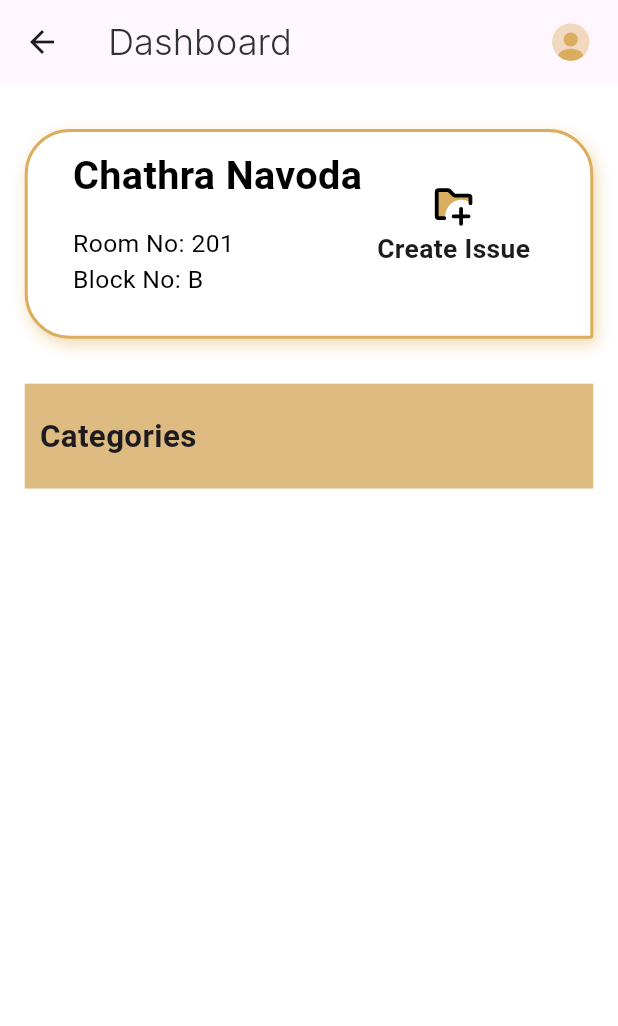
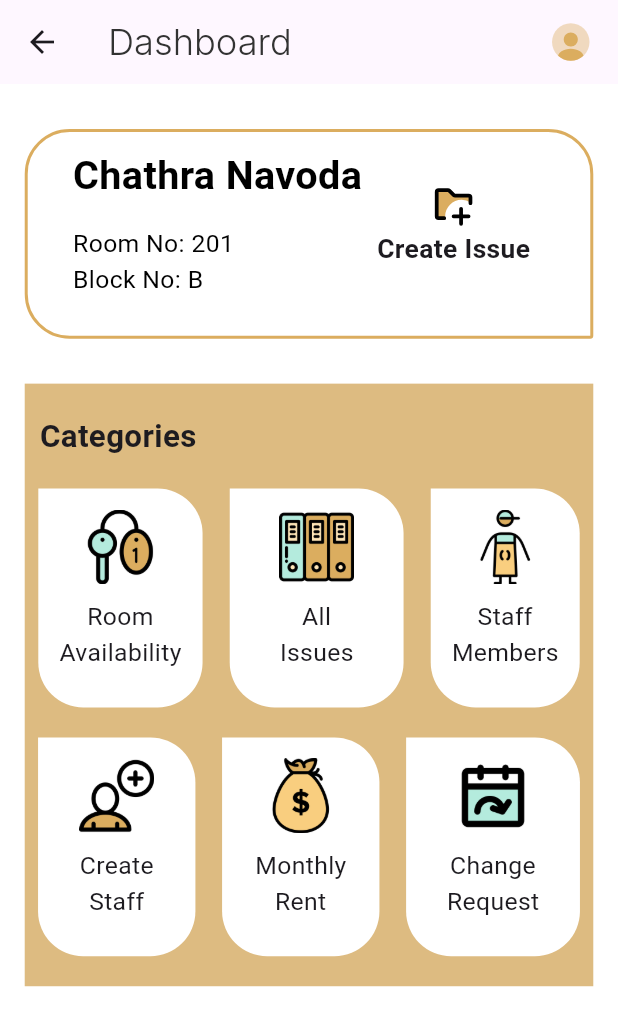
Before and after one commit to ChathraNavoda/LivingEase, a Flutter app: the HomeScreen screen opened directly, on a phone screen of 412 x 824 dp. Shown: the top 1026 px of the screen. Run offline on Flutter 3.47's test engine with Material 3 defaults, Android fonts, the phone set to English and light mode, and no system bars; our stand-ins replace flutter_screenutil, flutter_svg, google_fonts.

Commit message:
Create category card

```diff
--- a/lib/features/home/screens/home_screen.dart
+++ b/lib/features/home/screens/home_screen.dart
@@ -3,6 +3,7 @@ import 'package:flutter_screenutil/flutter_screenutil.dart';
 import 'package:flutter_svg/flutter_svg.dart';
 import 'package:livingease/common/constant.dart';
 import 'package:livingease/common/spacing.dart';
+import 'package:livingease/features/home/widgets/category_card.dart';
 import 'package:livingease/theme/colors.dart';
 import 'package:livingease/theme/text_theme.dart';
 
@@ -60,14 +61,6 @@ class _HomeScreenState extends State<HomeScreen> {
                     bottomRight: Radius.circular(2),
                   ),
                 ),
-                shadows: [
-                  BoxShadow(
-                    color: Color.fromARGB(255, 242, 219, 179),
-                    blurRadius: 8,
-                    offset: Offset(2, 4),
-                    spreadRadius: 0,
-                  ),
-                ],
               ),
               child: Padding(
                 padding: const EdgeInsets.all(10),
@@ -109,7 +102,7 @@ class _HomeScreenState extends State<HomeScreen> {
                         children: [
                           SvgPicture.asset(
                             AppConstants.createIssue,
-                            width: 30.0,
+                            width: 50.0,
                             height: 30.0,
                           ),
                           Text(
@@ -145,9 +138,63 @@ class _HomeScreenState extends State<HomeScreen> {
                     ),
                   ),
                   heightSpacer(20),
+                  Row(
+                    mainAxisAlignment: MainAxisAlignment.spaceAround,
+                    children: [
+                      CategoryCard(
+                        category: "Room\nAvailability",
+                        image: AppConstants.roomAvailability,
+                        imageWidth: 50.0,
+                        imageHeight: 50.0,
+                        onTap: () {},
+                      ),
+                      CategoryCard(
+                        category: "All\nIssues",
+                        image: AppConstants.allIssues,
+                        imageWidth: 80.0,
+                        imageHeight: 50.0,
+                        onTap: () {},
+                      ),
+                      CategoryCard(
+                        category: "Staff\nMembers",
+                        image: AppConstants.staffMember,
+                        imageWidth: 50.0,
+                        imageHeight: 50.0,
+                        onTap: () {},
+                      ),
+                    ],
+                  ),
+                  heightSpacer(20),
+                  Row(
+                    mainAxisAlignment: MainAxisAlignment.spaceAround,
+                    children: [
+                      CategoryCard(
+                        category: "Create\nStaff",
+                        image: AppConstants.createStaff,
+                        imageWidth: 70.0,
+                        imageHeight: 50.0,
+                        onTap: () {},
+                      ),
+                      CategoryCard(
+                        category: "Monthly\nRent",
+                        image: AppConstants.hostelFee,
+                        imageWidth: 70.0,
+                        imageHeight: 50.0,
+                        onTap: () {},
+                      ),
+                      CategoryCard(
+                        category: "Change\nRequest",
+                        image: AppConstants.roomChange,
+                        imageWidth: 80.0,
+                        imageHeight: 50.0,
+                        onTap: () {},
+                      ),
+                    ],
+                  ),
+                  heightSpacer(20)
                 ],
               ),
-            )
+            ),
           ],
         ),
       ),
--- /dev/null
+++ b/lib/features/home/widgets/category_card.dart
@@ -0,0 +1,70 @@
+import 'package:flutter/material.dart';
+import 'package:flutter_screenutil/flutter_screenutil.dart';
+import 'package:livingease/common/spacing.dart';
+
+class CategoryCard extends StatelessWidget {
+  final String category;
+  final String image;
+  final double imageWidth;
+  final double imageHeight;
+  final VoidCallback onTap;
+
+  const CategoryCard({
+    super.key,
+    required this.category,
+    required this.image,
+    this.imageWidth = 70.0,
+    this.imageHeight = 70.0,
+    required this.onTap,
+  });
+
+  @override
+  Widget build(BuildContext context) {
+    return InkWell(
+      onTap: onTap,
+      child: Container(
+        padding: const EdgeInsets.all(14),
+        decoration: const ShapeDecoration(
+          color: Colors.white,
+          shape: RoundedRectangleBorder(
+            borderRadius: BorderRadius.only(
+              topRight: Radius.circular(30),
+              bottomLeft: Radius.circular(30),
+              bottomRight: Radius.circular(30),
+            ),
+          ),
+          // shadows: [
+          //   BoxShadow(
+          //     color: Color.fromARGB(255, 0, 0, 0),
+          //     blurRadius: 0.5,
+          //     offset: Offset(1, 1),
+          //     spreadRadius: 0,
+          //   ),
+          // ],
+        ),
+        child: Column(
+          children: [
+            SizedBox(
+              height: imageHeight.h, // Use imageHeight
+              width: imageWidth.w, // Use imageWidth
+              child: Image.asset(
+                image,
+                fit: BoxFit.contain, // Ensure the image scales properly
+              ),
+            ),
+            heightSpacer(10),
+            Text(
+              category,
+              textAlign: TextAlign.center,
+              style: TextStyle(
+                // color: AppColors.kIndianYellow,
+                fontSize: 15.sp,
+              ),
+            ),
+            heightSpacer(10),
+          ],
+        ),
+      ),
+    );
+  }
+}
```
Also changed, not shown: assets/all_issues.png (added), assets/all_staff.png (added), assets/change_requests.png (added), assets/create_staff.png (added), assets/hostel_fees.png (added), assets/room_availability.png (added), assets/room_availability.svg (added).
